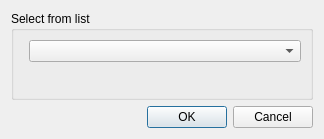
First picture: the form in sdrgui/gui/samplingdevicedialog.ui, repository f4exb/sdrangel, before the edit.
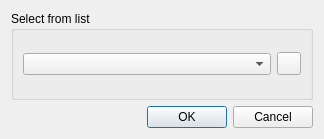
Second picture: the form after the edit. Icons and pictures are not drawn.

Commit message: Allow sampling devices to be refreshed while SDRangel is running. (Possibly need to add a mutex for MainCore::getPluginManager, so only can be used by one thread) Add option to automatically update My Position based on GPS. This is started in MainCore, so we get position as soon as possible. Don't set QFileDialog::DontUseNativeDialog on Android, as Qt's file dialog can't access user storage. Set globally for Linux/Windows, rather than for each dialog.

The edit to the form file:
```diff
--- a/sdrgui/gui/samplingdevicedialog.ui
+++ b/sdrgui/gui/samplingdevicedialog.ui
@@ -31,8 +31,8 @@
      <property name="title">
       <string>Select from list</string>
      </property>
-     <layout class="QFormLayout" name="formLayout">
-      <item row="0" column="1">
+     <layout class="QHBoxLayout" name="horizontalLayout">
+      <item>
        <widget class="QComboBox" name="deviceSelect">
         <property name="font">
          <font>
@@ -42,6 +42,20 @@
         </property>
        </widget>
       </item>
+      <item>
+       <widget class="QToolButton" name="refreshDevices">
+        <property name="toolTip">
+         <string>Refresh list of devices</string>
+        </property>
+        <property name="text">
+         <string/>
+        </property>
+        <property name="icon">
+         <iconset resource="../resources/res.qrc">
+          <normaloff>:/recycle.png</normaloff>:/recycle.png</iconset>
+        </property>
+       </widget>
+      </item>
      </layout>
     </widget>
    </item>
```
Left out of the diff: 4 changed lines with no effect on the pictures. The commit also changes 32 other files.
